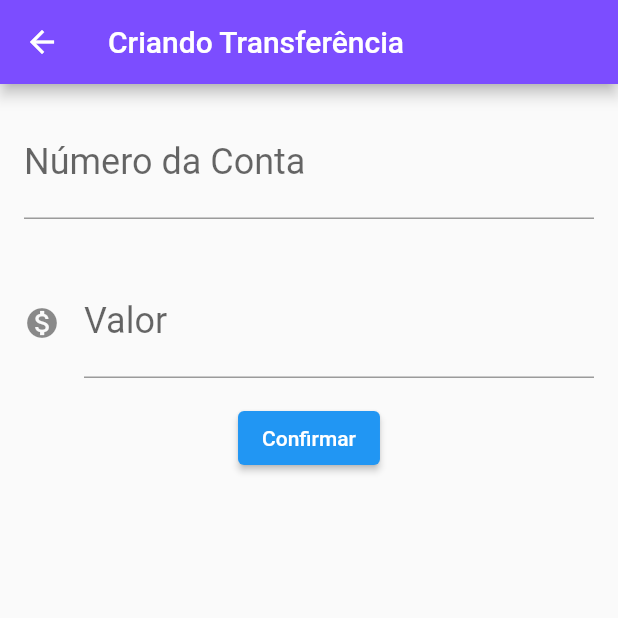
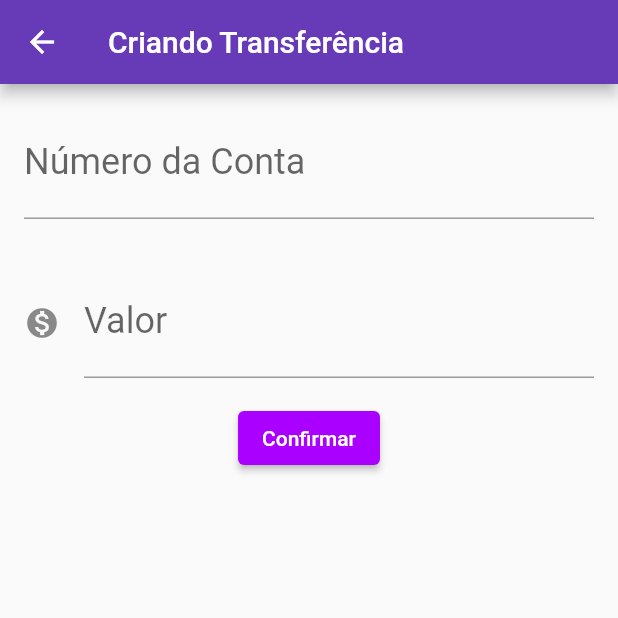
Before and after one commit to luxrayss/Bytebank, a Flutter app: the screen it shows after launch, after a tap on the "add" icon, on a phone screen of 412 x 824 dp, the top half of it. Run offline on Flutter 3.47's test engine with Material 2 defaults, Android fonts, the phone set to English and light mode, and no system bars.

Commit message:
Alteração no tema do app

```diff
--- a/lib/main.dart
+++ b/lib/main.dart
@@ -9,13 +9,24 @@ import 'package:flutter/material.dart';
 void main() => runApp(ByteBankApp());
 
 class ByteBankApp extends StatelessWidget {
-  @override
+
   Widget build(BuildContext context) {
+
     return MaterialApp(
-      home: Scaffold(
-        //corpo do app
-        body: ListaTransferencias(),
+
+      theme: ThemeData(
+        colorScheme: ColorScheme.fromSwatch(
+          primarySwatch: Colors.deepPurple,
+        ).copyWith(
+          secondary: Colors.purpleAccent[700],
+        ),
+
+        elevatedButtonTheme: ElevatedButtonThemeData(
+          style: ElevatedButton.styleFrom(
+          primary: Colors.purpleAccent[700],
+        )),
       ),
+      home: ListaTransferencias(),
     );
   }
 }
@@ -23,6 +34,7 @@ class ByteBankApp extends StatelessWidget {
 class FormularioTransferencia extends StatefulWidget {
   @override
   State<StatefulWidget> createState() {
+    //Ao ser chamada, a classe retornará uma nova transferencia com numero da conta e valor, depois add na lista
     return FormularioTransferenciaState();
 
   }
@@ -30,6 +42,7 @@ class FormularioTransferencia extends StatefulWidget {
 
 class FormularioTransferenciaState extends State<FormularioTransferencia>{
 
+  //Vars
   final TextEditingController _controladorCampoNumeroConta =
   TextEditingController();
   final TextEditingController _controladorCampoNumeroValor =
@@ -39,23 +52,32 @@ class FormularioTransferenciaState extends State<FormularioTransferencia>{
   Widget build(BuildContext context) {
     return Scaffold(
         appBar: AppBar(
-          backgroundColor: Colors.deepPurpleAccent,
+          //cor da app bar
+         // backgroundColor: Colors.deepPurpleAccent,
+          //título da appbar
           title: Text('Criando Transferência'),
         ),
         body: SingleChildScrollView(
           child: Column(
             children: [
               Editor(
+                //Editando o controlador do número da conta
                 controlador: _controladorCampoNumeroConta,
+                //alterando a dica do controlador
                 dica: '0000',
+                //rótulo
                 rotulo: 'Número da Conta',
               ),
               Editor(
                   controlador: _controladorCampoNumeroValor,
+                  //rótulo do controlador do valor
                   rotulo: 'Valor',
+                  //valor
                   dica: '0.00',
+                  //icone
                   icone: Icons.monetization_on),
               ElevatedButton(
+                //chamando a função de criar nova transferencia
                 onPressed: () => _criaTransferencia(context),
                 child: const Text('Confirmar'),
               ),
@@ -68,13 +90,17 @@ class FormularioTransferenciaState extends State<FormularioTransferencia>{
     final int? numeroConta = int.tryParse(_controladorCampoNumeroConta.text);
     final double? valor = double.tryParse(_controladorCampoNumeroValor.text);
 
+    //verificando se o número não é nulo para ser criado uma nova transferencia
     if (numeroConta != null && valor != null) {
       final transferenciaCriada = Transferencia(valor, numeroConta);
       debugPrint('Criado a transferencia');
+      //criando uma snackbar
       final snackBar = SnackBar(
         content: Text('$transferenciaCriada'),
       );
+      //exibindo a snackbar
       ScaffoldMessenger.of(context).showSnackBar(snackBar);
+      //finalizando a tela de transferencia
       Navigator.pop(context, transferenciaCriada);
     }
   }
@@ -87,7 +113,7 @@ class Editor extends StatelessWidget {
   final String dica;
   final IconData? icone;
 
-  //tornando os atributos do editor opcionais
+  //tornando o icone opcional
   Editor(
       {required this.controlador,
       required this.rotulo,
@@ -97,12 +123,16 @@ class Editor extends StatelessWidget {
   @override
   Widget build(BuildContext context) {
     return Padding(
+      //espaçamento entre os campos de texto
       padding: const EdgeInsets.all(16.0),
       child: TextField(
         controller: controlador,
+        //tamanho da fonte
         style: TextStyle(fontSize: 24.0),
         decoration: InputDecoration(
+          //verificando se o ícone tem valor nulo e exibindo
           icon: icone != null ? Icon(icone) : null,
+          //exibindo campo de texto com rótulo e dica
           labelText: rotulo,
           hintText: dica,
         ),
@@ -128,11 +158,12 @@ class ListaTransferenciasState extends State<ListaTransferencias> {
   Widget build(BuildContext context) {
     return Scaffold(
       appBar: AppBar(
-        backgroundColor: Colors.deepPurpleAccent,
+        //backgroundColor: Colors.deepPurpleAccent,
         title: Text('Transferências'),
       ),
       body: ListView.builder(
         //Lista de transferências
+        //Verificando quantos itens tem na lista
         itemCount: widget._transferencias.length,
         itemBuilder: (context, indice) {
           final transferencia = widget._transferencias[indice];
@@ -142,15 +173,18 @@ class ListaTransferenciasState extends State<ListaTransferencias> {
       floatingActionButton: FloatingActionButton(
         onPressed: () {
           final Future<Transferencia?> future =
+          //redirecionando para a página de nova transferencia ao clicar no botão
               Navigator.push(context, MaterialPageRoute(builder: (context) {
             return FormularioTransferencia();
           }));
+          //exibindo a lista
           future.then((transferenciaRecebida) {
             debugPrint('Chegou no then');
             debugPrint('$transferenciaRecebida');
             //evitando erros quando o valor for nulo/ao tentar retornar para a página de transferencias
             if (transferenciaRecebida != null) {
               setState(() {
+                //adicionando na lista
                 widget._transferencias.add(transferenciaRecebida);
               });
             }
@@ -170,8 +204,10 @@ class ItemTransferencia extends StatelessWidget {
 
   @override
   Widget build(BuildContext context) {
+    //envolvendo os itens da lista de transferência em um card
     return Card(
       child: ListTile(
+        //icone do card
         leading: Icon(Icons.monetization_on),
         title: Text(_transferencia.valor.toString()),
         subtitle: Text(_transferencia.numeroConta.toString()),
```
